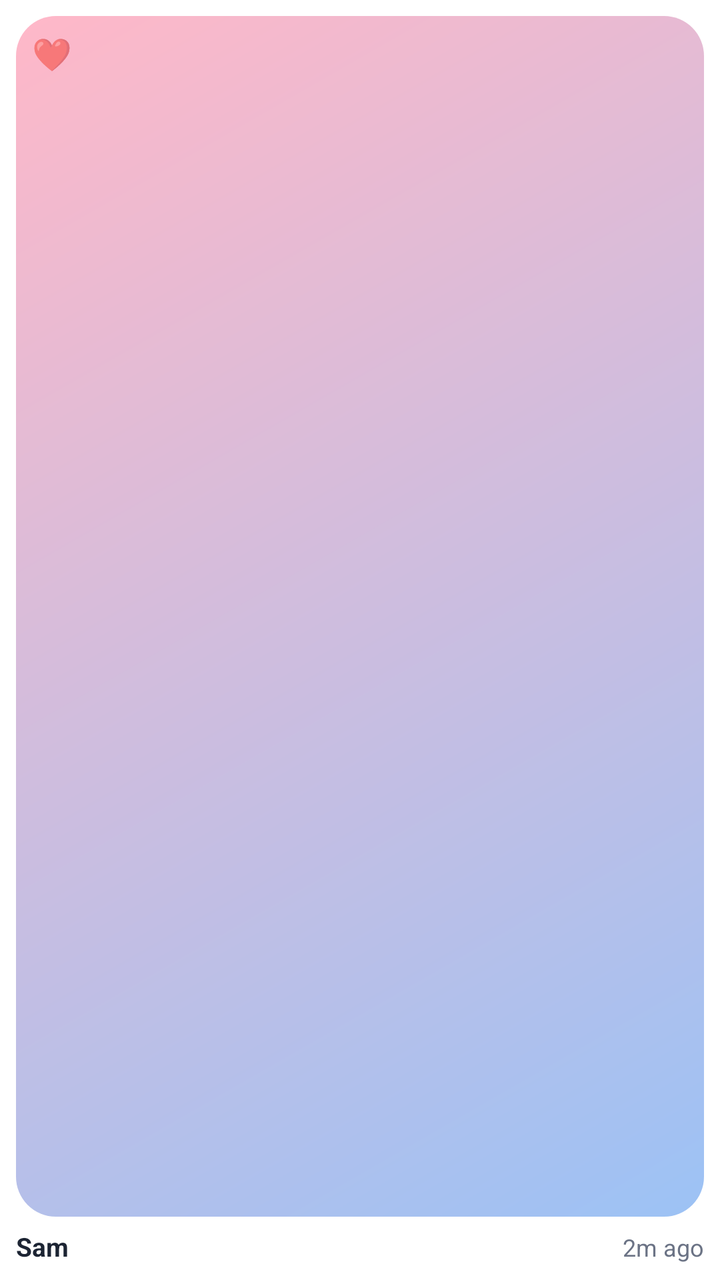
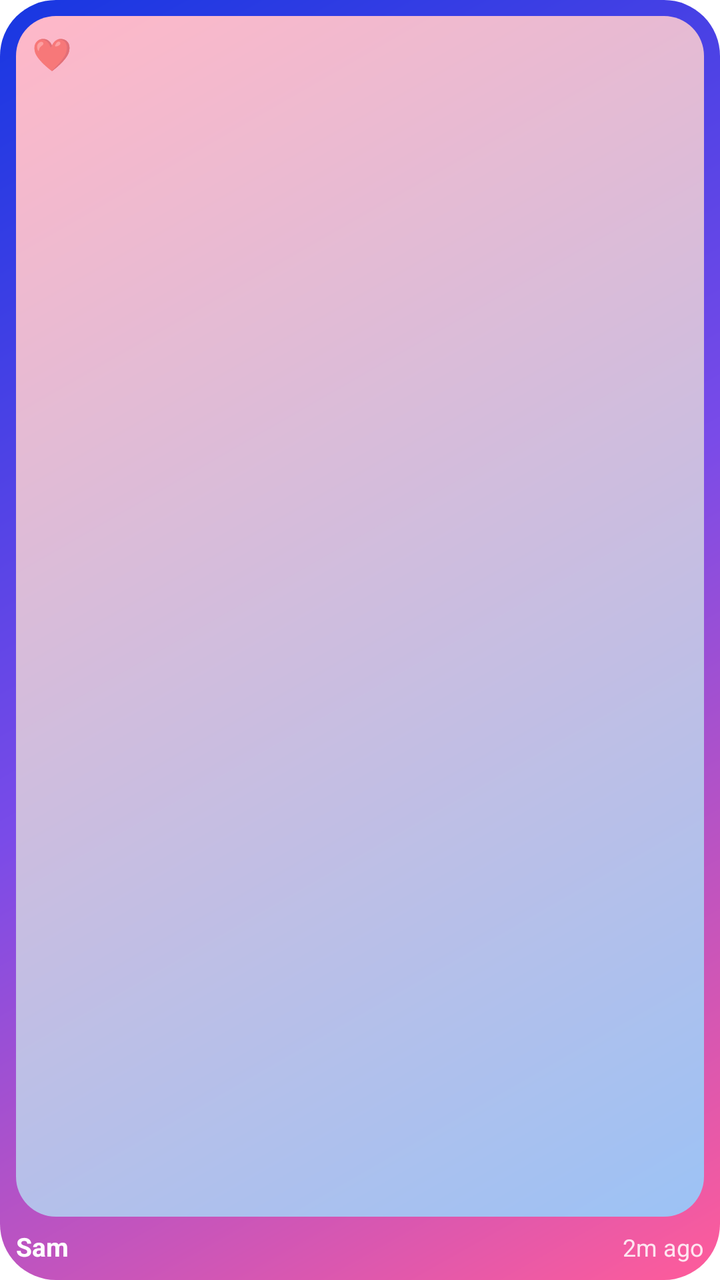

Before-and-after screenshots of an Android layout around one commit, followed by the original layout XML and the change that was made.
<!-- AndroidManifest.xml: fallback theme Theme.MaterialComponents.DayNight.NoActionBar -->
<!-- res/layout/widget_preview_photo.xml -->
<?xml version="1.0" encoding="utf-8"?>
<LinearLayout xmlns:android="http://schemas.android.com/apk/res/android"
    android:layout_width="match_parent"
    android:layout_height="match_parent"
    android:background="@drawable/widget_preview_bg"
    android:orientation="vertical"
    android:padding="8dp">
    <FrameLayout
        android:layout_width="match_parent"
        android:layout_height="0dp"
        android:layout_weight="1"
        android:background="@drawable/widget_preview_photo_bg">
        <TextView
            android:layout_width="wrap_content"
            android:layout_height="wrap_content"
            android:layout_margin="8dp"
            android:text="❤️"
            android:textSize="16sp" />
    </FrameLayout>
    <LinearLayout
        android:layout_width="match_parent"
        android:layout_height="wrap_content"
        android:layout_marginTop="6dp"
        android:orientation="horizontal">
        <TextView
            android:layout_width="0dp"
            android:layout_height="wrap_content"
            android:layout_weight="1"
            android:maxLines="1"
            android:text="Sam"
            android:textColor="@color/widget_classic_text"
            android:textSize="13sp"
            android:textStyle="bold" />
        <TextView
            android:layout_width="wrap_content"
            android:layout_height="wrap_content"
            android:text="2m ago"
            android:textColor="@color/closer_text_muted"
            android:textSize="12sp" />
    </LinearLayout>
</LinearLayout>
<!-- resources referenced by this layout -->
<resources>
  <color name="closer_text_muted">#6B7385</color>
  <color name="widget_classic_text">#1C2433</color>
  <!-- drawable widget_preview_bg (drawable) -->
  <?xml version="1.0" encoding="utf-8"?>
  <shape xmlns:android="http://schemas.android.com/apk/res/android" android:shape="rectangle">
      <solid android:color="@color/widget_classic_bg" />
      <corners android:radius="@dimen/widget_corner_radius" />
  </shape>
  <!-- drawable widget_preview_photo_bg (drawable) -->
  <?xml version="1.0" encoding="utf-8"?>
  <shape xmlns:android="http://schemas.android.com/apk/res/android" android:shape="rectangle">
      <gradient android:angle="315" android:startColor="#FFB8C8" android:endColor="#9CC2F5" />
      <corners android:radius="@dimen/widget_inner_radius" />
  </shape>
  <color name="widget_classic_bg">#FFFFFF</color>
  <dimen name="widget_corner_radius">20dp</dimen>
  <dimen name="widget_inner_radius">14dp</dimen>
</resources>

<!-- the commit's change to res/layout/widget_preview_photo.xml (unified diff, before → after) -->
@@ -35,7 +35,7 @@
             android:layout_width="wrap_content"
             android:layout_height="wrap_content"
             android:text="2m ago"
-            android:textColor="@color/closer_text_muted"
+            android:textColor="@color/widget_classic_text_muted"
             android:textSize="12sp" />
     </LinearLayout>
 </LinearLayout>
<!-- resource entries referenced after the edit -->
@@ -1,11 +1,11 @@
 <!-- resources referenced by this layout -->
 <resources>
-  <color name="closer_text_muted">#6B7385</color>
-  <color name="widget_classic_text">#1C2433</color>
+  <color name="widget_classic_text">#FFFFFF</color>
+  <color name="widget_classic_text_muted">#D9FFFFFF</color>
   <!-- drawable widget_preview_bg (drawable) -->
   <?xml version="1.0" encoding="utf-8"?>
   <shape xmlns:android="http://schemas.android.com/apk/res/android" android:shape="rectangle">
-      <solid android:color="@color/widget_classic_bg" />
+      <gradient android:angle="315" android:startColor="#1737E2" android:centerColor="#7A4BE8" android:endColor="#FF5C9A" />
       <corners android:radius="@dimen/widget_corner_radius" />
   </shape>
   <!-- drawable widget_preview_photo_bg (drawable) -->
@@ -14,7 +14,6 @@
       <gradient android:angle="315" android:startColor="#FFB8C8" android:endColor="#9CC2F5" />
       <corners android:radius="@dimen/widget_inner_radius" />
   </shape>
-  <color name="widget_classic_bg">#FFFFFF</color>
   <dimen name="widget_corner_radius">20dp</dimen>
   <dimen name="widget_inner_radius">14dp</dimen>
 </resources>
